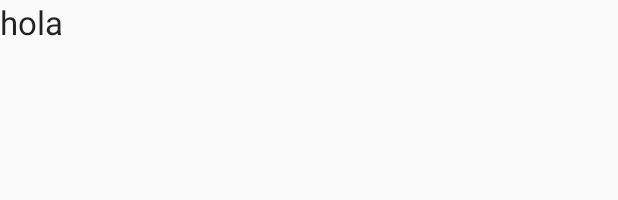
After one commit to AxelMRomeroAyala/Daxluju, an Android app: the layout layout_scroll.xml on its own in the app's theme, with its tools: preview values and no code run, on a phone screen of 412 x 824 dp. The commit adds this screen. Shown: the top 200 px of the screen. Run offline under Robolectric (Android 15) with nearby library versions, the phone set to English and light mode, and no system bars; plain views replace RelativeLayout.

Commit message:
ScrollView

```diff
--- a/app/build.gradle
+++ b/app/build.gradle
@@ -24,7 +24,7 @@ android {
 }
 
 dependencies {
-    implementation fileTree(dir: 'libs', include: ['*.jar'])
+    implementation fileTree(include: ['*.jar'], dir: 'libs')
     implementation 'com.android.support:appcompat-v7:28.0.0'
     implementation 'com.android.support.constraint:constraint-layout:1.1.3'
     implementation 'com.android.support:design:28.0.0'
@@ -33,4 +33,6 @@ dependencies {
     testImplementation 'junit:junit:4.12'
     androidTestImplementation 'com.android.support.test:runner:1.0.2'
     androidTestImplementation 'com.android.support.test.espresso:espresso-core:3.0.2'
+    implementation 'com.android.support:recyclerview-v7:28.0.0'
+    implementation 'com.squareup.assertj:assertj-android-cardview-v7:1.2.0'
 }
--- a/app/src/main/AndroidManifest.xml
+++ b/app/src/main/AndroidManifest.xml
@@ -29,6 +29,7 @@
             android:theme="@style/AppTheme.NoActionBar" />
         <activity android:name=".JuanfraActivity" />
         <activity android:name=".GatoActivity" />
+        <activity android:name=".RecicleViewPractice"></activity>
     </application>
 
 </manifest>
--- /dev/null
+++ b/app/src/main/res/layout/layout_scroll.xml
@@ -0,0 +1,14 @@
+<?xml version="1.0" encoding="utf-8"?>
+<android.support.constraint.RelativeLayout
+    xmlns:android="http://schemas.android.com/apk/res/android"
+    android:layout_width="match_parent"
+    android:layout_height="match_parent">
+
+    <TextView
+        android:id="@+id/textViewHead"
+        android:text="hola"
+        android:textAppearance="@style/Base.TextAppearance.AppCompat.Large"
+        android:layout_width="match_parent"
+        android:layout_height="wrap_content"/>
+
+</android.support.constraint.RelativeLayout>
```
Also changed, not shown: app/src/main/java/com/yacarex/daxluju/DaniActivity.java (+14 -1 lines), app/src/main/java/com/yacarex/daxluju/RecicleViewPractice.java (added, +13 -0 lines), app/src/main/res/layout/activity_dani_activity.xml (+9 -0 lines), app/src/main/res/layout/activity_recicle_view_practice.xml (added, +13 -0 lines).
